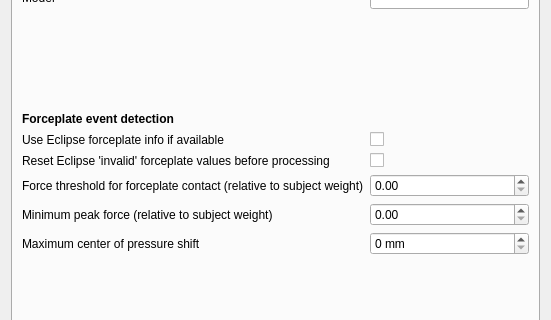
Above: gaitutils/nexus_scripts/options_dialog.ui from NCH-Motion-Laboratory/gaitutils before the change; both pictures show x 0 to 551 and y 377 to 697 of the 551 by 1021 pixel window. Below: the same form after it.
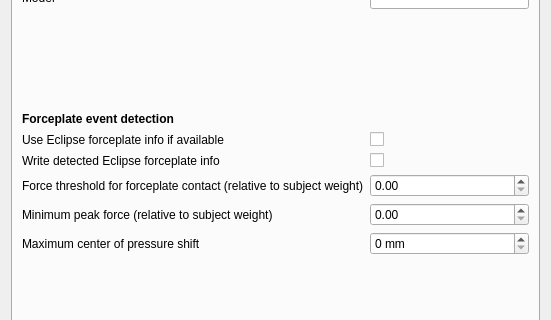
That is the form after the change.

Commit message: cfg menu fix

Diff of the .ui file:
```diff
--- a/gaitutils/nexus_scripts/options_dialog.ui
+++ b/gaitutils/nexus_scripts/options_dialog.ui
@@ -370,7 +370,7 @@
             <string>&lt;html&gt;&lt;head/&gt;&lt;body&gt;&lt;p&gt;If any Eclipse FPx fields have the value 'invalid', they will be reset before processing. Plug-in Gait will not output kinetics for plate contacts marked 'invalid'.&lt;/p&gt;&lt;/body&gt;&lt;/html&gt;</string>
            </property>
            <property name="text">
-            <string>Reset Eclipse 'invalid' forceplate values before processing</string>
+            <string>Write detected Eclipse forceplate info</string>
            </property>
           </widget>
          </item>
```
Left out of the diff: 2 changed lines with no effect on the pictures.
